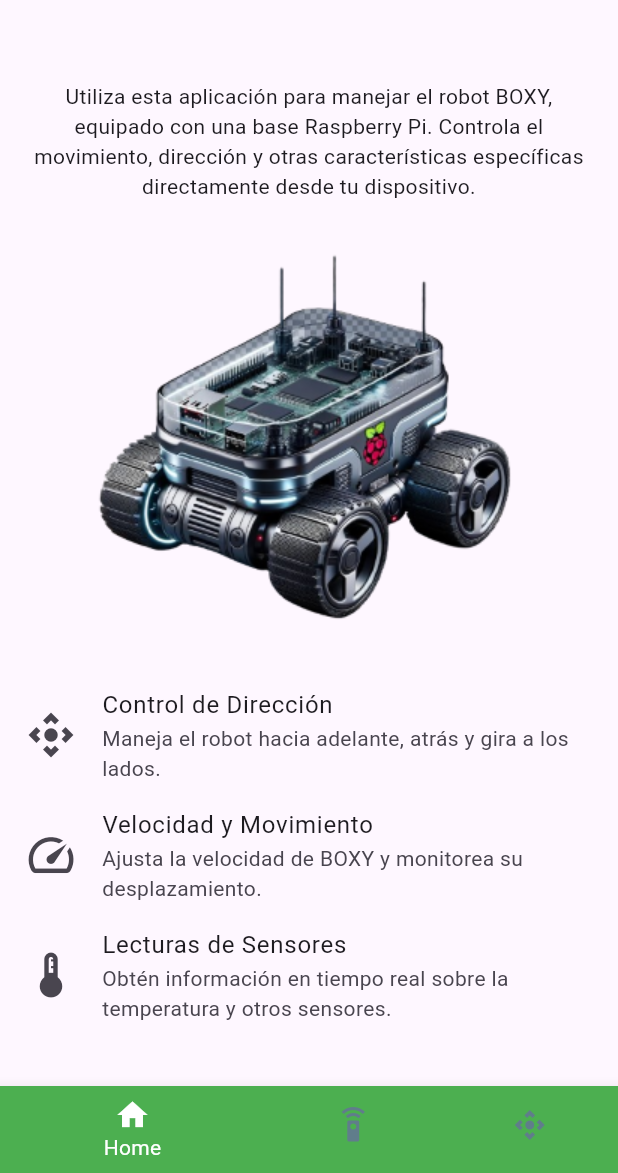
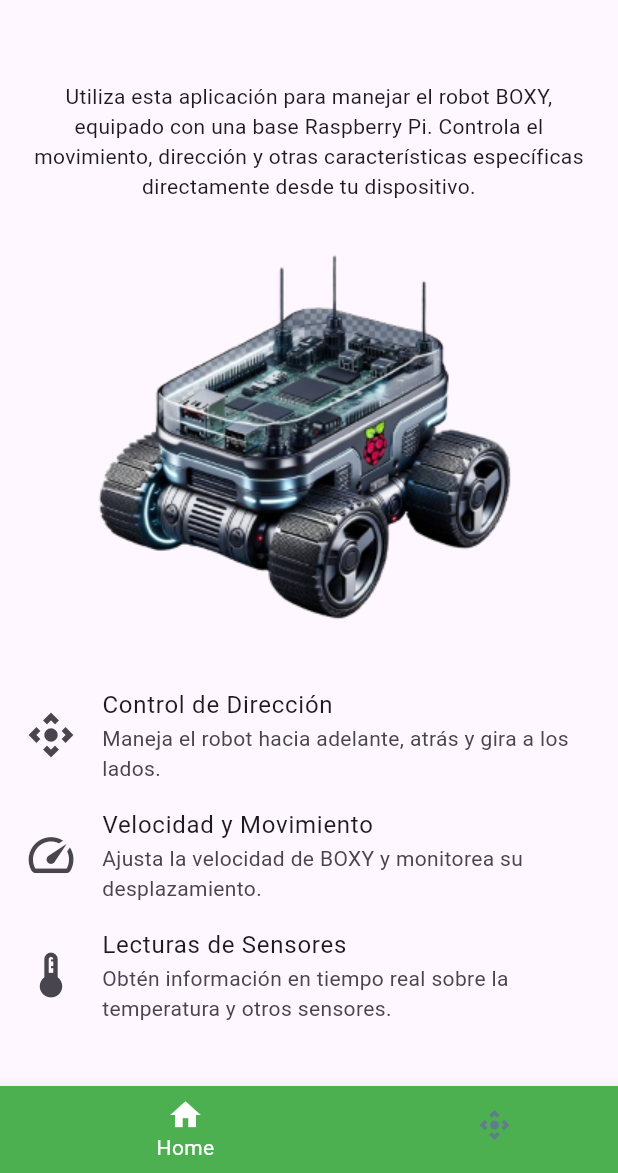
Before and after one commit to XavierGomez95/RemoteControl, a Flutter app: the screen it shows after launch, on a phone screen of 412 x 824 dp, the part 63-1236 px from its top. Run offline on Flutter 3.47's test engine with Material 3 defaults, Android fonts, the phone set to English and light mode, and no system bars; our stand-ins replace flutter_blue.

Commit message:
Update frames

```diff
--- a/lib/screens/home_screen.dart
+++ b/lib/screens/home_screen.dart
@@ -1,5 +1,4 @@
 import 'package:flutter/material.dart';
-import 'robot_details_screen.dart';
 import 'control_screen.dart';
 
 class HomeScreen extends StatefulWidget {
@@ -49,7 +48,6 @@
         ],
       ),
     ),
-    RobotDetailsScreen(),
     ControlScreen(),
   ];
 
@@ -78,11 +76,6 @@
             backgroundColor: Colors.green, // Color de fondo para el elemento seleccionado
           ),
           BottomNavigationBarItem(
-            icon: Icon(Icons.settings_remote),
-            label: 'Details',
-            backgroundColor: Colors.green // Color de fondo para el elemento seleccionado
-          ),
-          BottomNavigationBarItem(
             icon: Icon(Icons.control_camera),
             label: 'Control',
             backgroundColor: Colors.green, // Color de fondo para el elemento seleccionado
--- a/lib/widgets/direction_control.dart
+++ b/lib/widgets/direction_control.dart
@@ -80,7 +80,7 @@
                 child: ListTile(
                   leading: Icon(Icons.sync_rounded, color: Colors.green),
                   title: const Text('Rotations'),
-                  subtitle: Text('RPM: $velocity'),
+                  subtitle: Text('${velocity.toStringAsFixed(0)} RMP'),
                 ),
               ),
               SizedBox(height: 16.0),
@@ -88,7 +88,7 @@
                 child: ListTile(
                   leading: Icon(Icons.linear_scale, color: Colors.red),
                   title: const Text('Distance'),
-                  subtitle: Text('Meters: ${_distanciaMetros.toStringAsFixed(2)}'),
+                  subtitle: Text('${_distanciaMetros.toStringAsFixed(3)} meters'),
                 ),
               ),
               SizedBox(height: 32.0),
```
Also changed, not shown: lib/screens/robot_details_screen.dart (deleted, +0 -52 lines).
